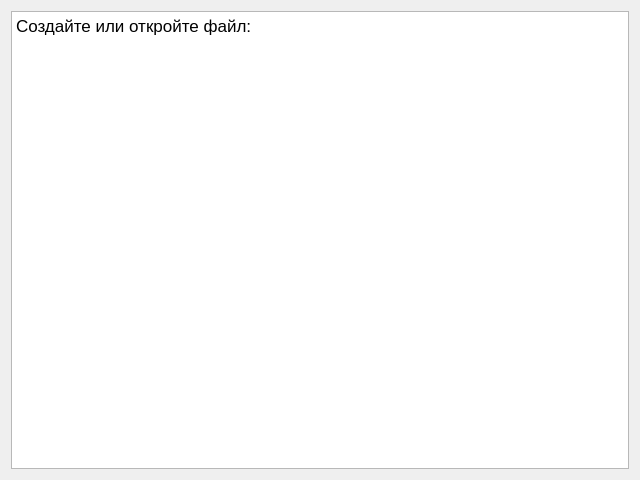
Above: GUI/code.ui from vyazmetinov/PDP-11 before the change. Below: the same form after it.
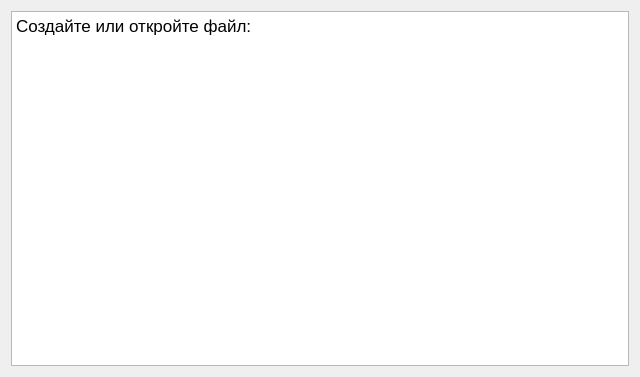
That is the form after the change.

What changed in the file:
```diff
--- a/GUI/code.ui
+++ b/GUI/code.ui
@@ -7,7 +7,7 @@
     <x>0</x>
     <y>0</y>
     <width>640</width>
-    <height>480</height>
+    <height>377</height>
    </rect>
   </property>
   <property name="windowTitle">
```
Left out of the diff: 2 changed lines with no effect on the pictures.
